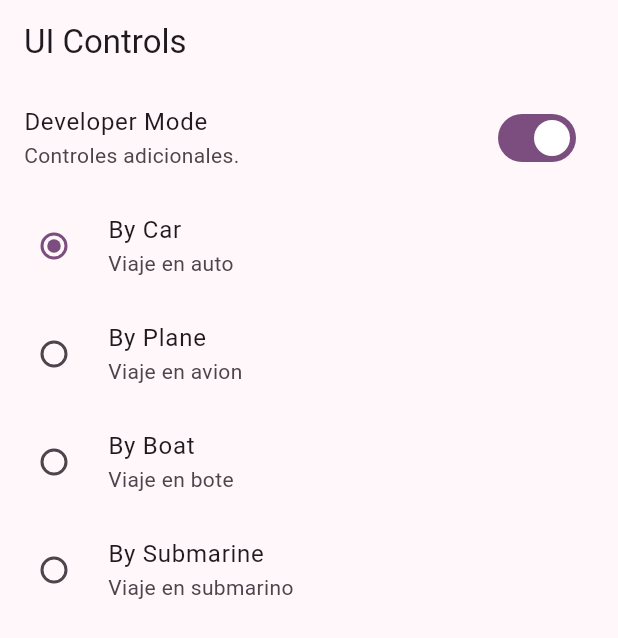
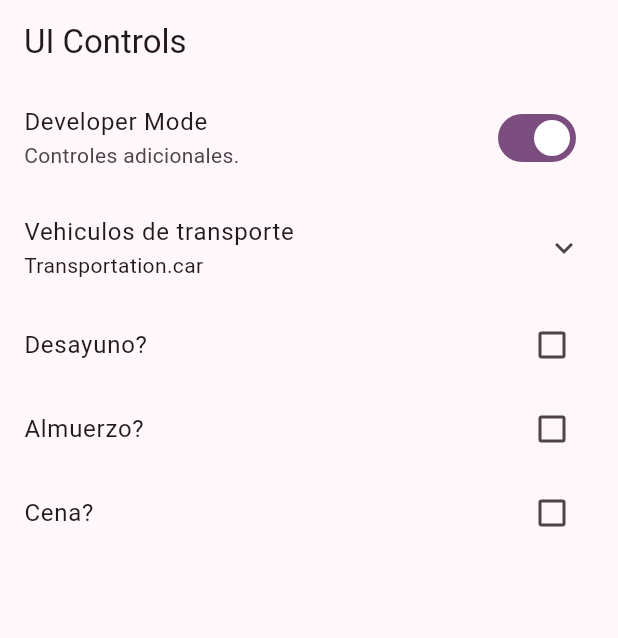
Before and after one commit to doggbmx/widgets_app, a Flutter app: the UIControlsScreen screen opened by its route, on a phone screen of 412 x 824 dp. Shown: the top 638 px of the screen. Run offline on Flutter 3.47's test engine with Material 2 defaults, Android fonts, the phone set to English and light mode, and no system bars; our stand-ins replace go_router.

Commit message:
UI controls finished

```diff
--- a/lib/presentation/screens/ui_controls/ui_controls_screen.dart
+++ b/lib/presentation/screens/ui_controls/ui_controls_screen.dart
@@ -27,6 +27,9 @@ class _UIControlsView extends StatefulWidget {
 class _UIControlsViewState extends State<_UIControlsView> {
   bool isDeveloper = true;
   Transportation selectedTransportation = Transportation.car;
+  bool wantsBreakfast = false;
+  bool wantsLunch = false;
+  bool wantsDinner = false;
 
   @override
   Widget build(BuildContext context) {
@@ -43,6 +46,10 @@ class _UIControlsViewState extends State<_UIControlsView> {
             },
           ),
         ),
+        ExpansionTile(
+          title: const Text('Vehiculos de transporte'),
+          subtitle: Text('$selectedTransportation'),
+          children: [
             RadioListTile(
               title: const Text('By Car'),
               subtitle: const Text('Viaje en auto'),
@@ -72,8 +79,31 @@ class _UIControlsViewState extends State<_UIControlsView> {
               subtitle: const Text('Viaje en submarino'),
               value: Transportation.submarine,
               groupValue: selectedTransportation,
-          onChanged: (value) =>
-              setState(() => selectedTransportation = Transportation.submarine),
+              onChanged: (value) => setState(
+                  () => selectedTransportation = Transportation.submarine),
+            ),
+          ],
+        ),
+        CheckboxListTile(
+          title: const Text('Desayuno?'),
+          value: wantsBreakfast,
+          onChanged: (value) => setState(() {
+            wantsBreakfast = !wantsBreakfast;
+          }),
+        ),
+        CheckboxListTile(
+          title: const Text('Almuerzo?'),
+          value: wantsLunch,
+          onChanged: (value) => setState(() {
+            wantsLunch = !wantsLunch;
+          }),
+        ),
+        CheckboxListTile(
+          title: const Text('Cena?'),
+          value: wantsDinner,
+          onChanged: (value) => setState(() {
+            wantsDinner = !wantsDinner;
+          }),
         ),
       ],
     );
```
Lines whose indentation alone changed are shown as unchanged.
